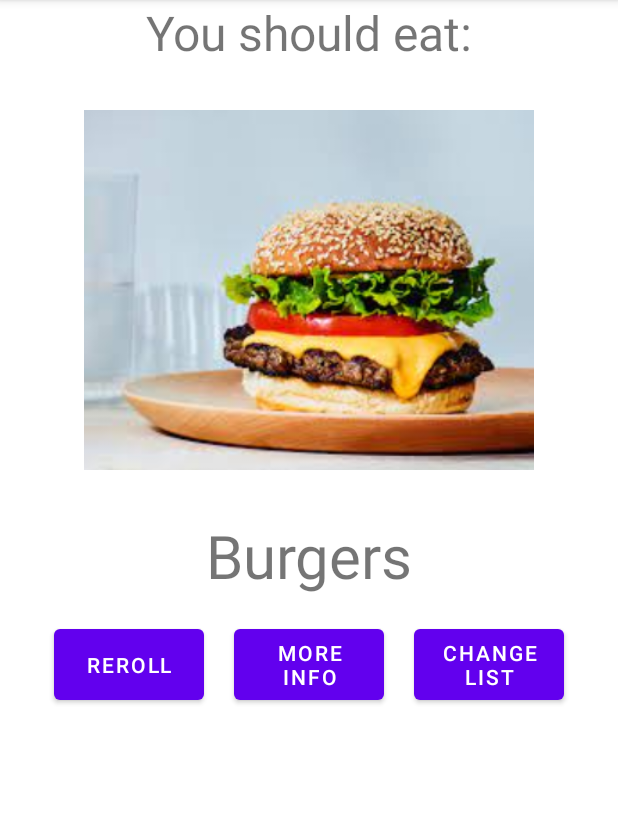
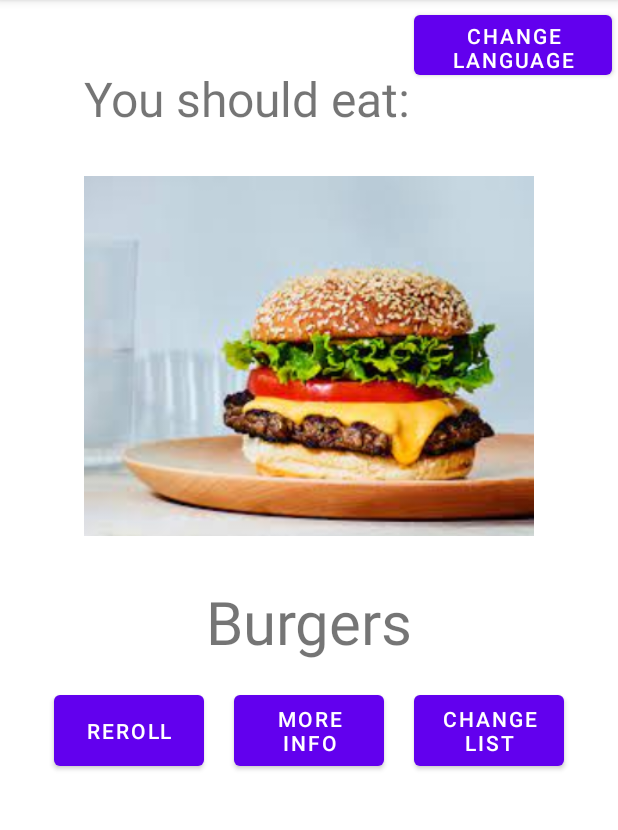
Before and after one commit to amina0914/Food_Time_Android_App, an Android app: the screen it shows after launch (MainActivity), on a phone screen of 412 x 824 dp, the part 84-914 px from its top. Run offline under Robolectric (Android 15) with nearby library versions, the phone set to English and light mode, and no system bars.

Commit message:
added french language translation

```diff
--- a/app/src/main/java/ca/dawson511/wheretoeat/MainActivity.kt
+++ b/app/src/main/java/ca/dawson511/wheretoeat/MainActivity.kt
@@ -4,11 +4,16 @@ package ca.dawson511.wheretoeat
 //import android.R
 //import android.R
 //import android.R
+import android.app.AlertDialog
+import android.content.Context
 import android.content.Intent
 import android.net.Uri
 import android.os.Bundle
+import android.os.LocaleList
+import android.widget.Button
 import androidx.appcompat.app.AppCompatActivity
 import ca.dawson511.wheretoeat.databinding.ActivityMainBinding
+import java.util.*
 import kotlin.random.Random
 
 
@@ -25,6 +30,7 @@ class MainActivity : AppCompatActivity() {
 
     override fun onCreate(savedInstanceState: Bundle?) {
         super.onCreate(savedInstanceState)
+        loadLocale()
         binding = ActivityMainBinding.inflate(layoutInflater)
         setContentView(binding.root)
 
@@ -51,6 +57,47 @@ class MainActivity : AppCompatActivity() {
         }
 
         binding.editListButton.setOnClickListener { callListActivity(foodsList ) }
+
+
+        val changeLangButton: Button = findViewById(R.id.buttonChangeLang)
+        changeLangButton.setText(R.string.change_lang)
+        changeLangButton.setOnClickListener {
+            val languages = arrayOf("عربى", "Français", "English")
+            val langSelectorBuilder = AlertDialog.Builder(this@MainActivity)
+            langSelectorBuilder.setTitle("Choose language:")
+            langSelectorBuilder.setSingleChoiceItems(languages, -1) { dialog, selection ->
+                when(selection) {
+                    0 -> {
+                        setLocale("ar")
+                    }
+                    1 -> {
+                        setLocale("fr")
+                    }
+                    2 -> {
+                        setLocale("en")
+                    }
+                }
+                recreate()
+                dialog.dismiss()
+            }
+            langSelectorBuilder.create().show()
+        }
+    }
+
+    private fun setLocale(localeToSet: String) {
+        val localeListToSet = LocaleList(Locale(localeToSet))
+        LocaleList.setDefault(localeListToSet)
+        resources.configuration.setLocales(localeListToSet)
+        resources.updateConfiguration(resources.configuration, resources.displayMetrics)
+        val sharedPref = getSharedPreferences("Settings", Context.MODE_PRIVATE).edit()
+        sharedPref.putString("locale_to_set", localeToSet)
+        sharedPref.apply()
+    }
+
+    private fun loadLocale() {
+        val sharedPref = getSharedPreferences("Settings", Context.MODE_PRIVATE)
+        val localeToSet: String = sharedPref.getString("locale_to_set", "")!!
+        setLocale(localeToSet)
     }
 
        // Function that chooses random food from list and updates the text and image.
--- a/app/src/main/res/layout/activity_main.xml
+++ b/app/src/main/res/layout/activity_main.xml
@@ -10,9 +10,11 @@
         android:id="@+id/eat_text"
         android:layout_width="wrap_content"
         android:layout_height="wrap_content"
+        android:layout_marginTop="44dp"
         android:text="You should eat:"
         android:textSize="32sp"
         app:layout_constraintEnd_toEndOf="parent"
+        app:layout_constraintHorizontal_bias="0.29"
         app:layout_constraintStart_toStartOf="parent"
         app:layout_constraintTop_toTopOf="parent" />
 
@@ -64,6 +66,15 @@
             android:text="Change List"/>
     </LinearLayout>
 
+    <Button
+        android:id="@+id/buttonChangeLang"
+        android:layout_width="132dp"
+        android:layout_height="52dp"
+        android:layout_marginTop="4dp"
+        android:layout_marginRight="4dp"
+        android:text="@string/change_lang"
+        app:layout_constraintRight_toRightOf="parent"
+        app:layout_constraintTop_toTopOf="parent" />
 
 
 </androidx.constraintlayout.widget.ConstraintLayout>
--- a/app/src/main/res/values/strings.xml
+++ b/app/src/main/res/values/strings.xml
@@ -13,4 +13,5 @@
         <item>Pasta</item>
         <item>Chicken</item>
     </string-array>
+    <string name="change_lang">Change language</string>
 </resources>
```
Also changed, not shown: 1 other file.
